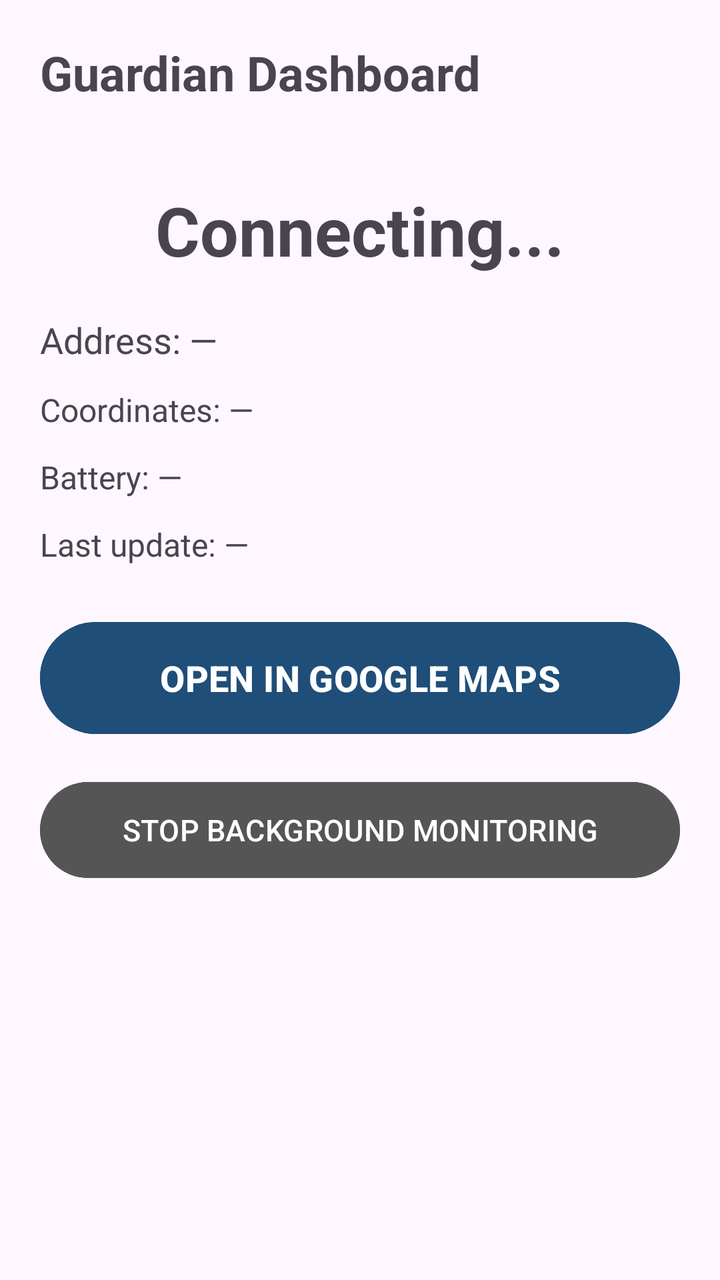
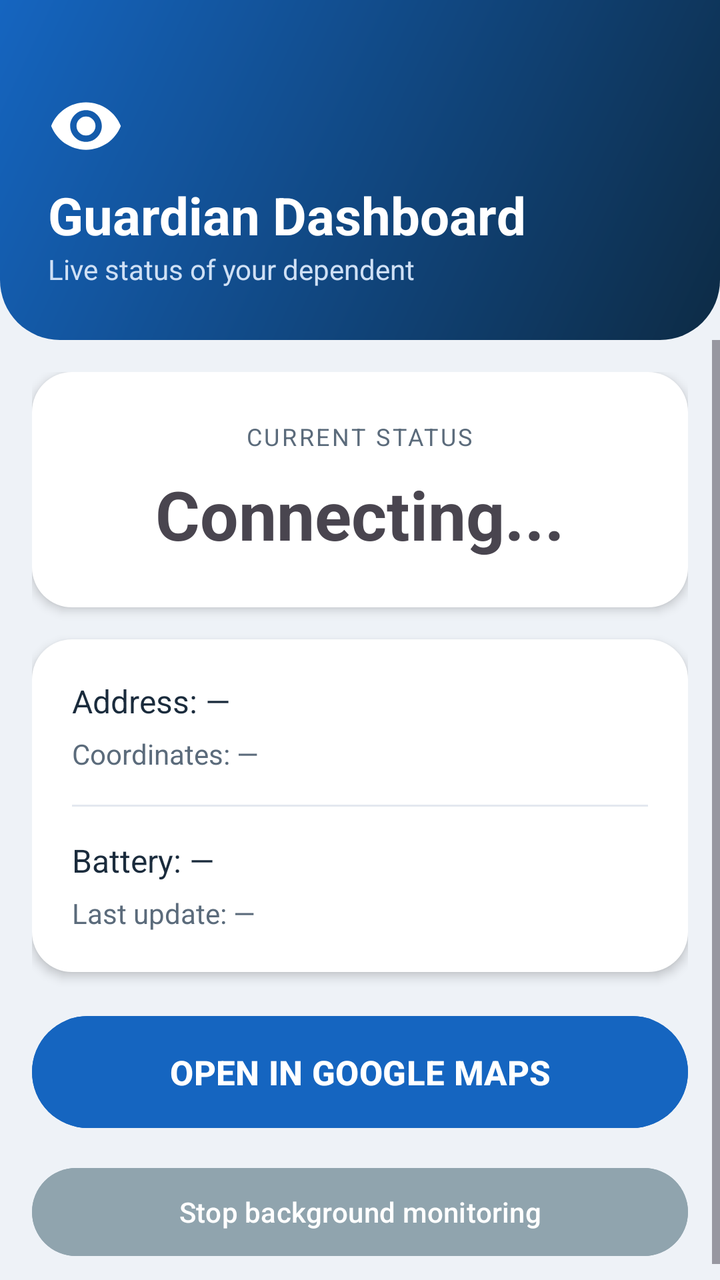

Compare the two renders of this Android layout. The source of the first and the diff that turns it into the second are given below.
<!-- AndroidManifest.xml: application theme Theme.SENSE -->
<!-- res/layout/activity_guardian.xml -->
<?xml version="1.0" encoding="utf-8"?>
<ScrollView xmlns:android="http://schemas.android.com/apk/res/android"
    android:layout_width="match_parent"
    android:layout_height="match_parent"
    android:padding="20dp">

    <LinearLayout android:layout_width="match_parent" android:layout_height="wrap_content" android:orientation="vertical">

        <TextView android:layout_width="match_parent" android:layout_height="wrap_content"
            android:text="Guardian Dashboard" android:textSize="24sp" android:textStyle="bold" android:paddingBottom="20dp"/>

        <TextView android:id="@+id/tvGStatus" android:layout_width="match_parent" android:layout_height="wrap_content"
            android:text="Connecting..." android:textSize="34sp" android:textStyle="bold" android:gravity="center"
            android:paddingTop="20dp" android:paddingBottom="20dp"/>

        <TextView android:id="@+id/tvGAddress" android:layout_width="match_parent" android:layout_height="wrap_content" android:text="Address: —" android:textSize="18sp" android:paddingBottom="12dp"/>
        <TextView android:id="@+id/tvGCoords" android:layout_width="match_parent" android:layout_height="wrap_content" android:text="Coordinates: —" android:textSize="16sp" android:paddingBottom="12dp"/>
        <TextView android:id="@+id/tvGBattery" android:layout_width="match_parent" android:layout_height="wrap_content" android:text="Battery: —" android:textSize="16sp" android:paddingBottom="12dp"/>
        <TextView android:id="@+id/tvGUpdated" android:layout_width="match_parent" android:layout_height="wrap_content" android:text="Last update: —" android:textSize="16sp" android:paddingBottom="24dp"/>

        <Button android:id="@+id/btnOpenMaps" android:layout_width="match_parent" android:layout_height="wrap_content"
            android:minHeight="64dp" android:text="OPEN IN GOOGLE MAPS" android:textSize="18sp" android:textStyle="bold"
            android:textColor="#FFFFFF" android:backgroundTint="#1F4E79"/>

        <Button android:id="@+id/btnStop" android:layout_width="match_parent" android:layout_height="wrap_content"
            android:minHeight="56dp" android:text="STOP BACKGROUND MONITORING" android:textSize="15sp"
            android:textColor="#FFFFFF" android:backgroundTint="#555555" android:layout_marginTop="16dp"/>

    </LinearLayout>
</ScrollView>
<!-- resources referenced by this layout -->
<resources>
  <style name="Theme.SENSE" parent="Base.Theme.SENSE" />
  <style name="Base.Theme.SENSE" parent="Theme.Material3.DayNight.NoActionBar">
          
          
      </style>
</resources>

<!-- the commit's change to res/layout/activity_guardian.xml (unified diff, before → after) -->
@@ -1,30 +1,66 @@
 <?xml version="1.0" encoding="utf-8"?>
-<ScrollView xmlns:android="http://schemas.android.com/apk/res/android"
+<LinearLayout xmlns:android="http://schemas.android.com/apk/res/android"
     android:layout_width="match_parent"
     android:layout_height="match_parent"
-    android:padding="20dp">
+    android:orientation="vertical"
+    android:background="@color/bg">
 
-    <LinearLayout android:layout_width="match_parent" android:layout_height="wrap_content" android:orientation="vertical">
+    <LinearLayout
+        android:layout_width="match_parent"
+        android:layout_height="wrap_content"
+        android:orientation="vertical"
+        android:background="@drawable/header_gradient"
+        android:paddingTop="44dp" android:paddingBottom="26dp"
+        android:paddingStart="24dp" android:paddingEnd="24dp">
+        <ImageView android:layout_width="38dp" android:layout_height="38dp" android:src="@drawable/ic_eye"/>
+        <TextView android:layout_width="wrap_content" android:layout_height="wrap_content"
+            android:text="Guardian Dashboard" android:textSize="26sp" android:textStyle="bold"
+            android:textColor="@color/white" android:layout_marginTop="8dp"/>
+        <TextView android:layout_width="wrap_content" android:layout_height="wrap_content"
+            android:text="Live status of your dependent" android:textSize="14sp" android:textColor="#CFE0F5"/>
+    </LinearLayout>
 
-        <TextView android:layout_width="match_parent" android:layout_height="wrap_content"
-            android:text="Guardian Dashboard" android:textSize="24sp" android:textStyle="bold" android:paddingBottom="20dp"/>
+    <ScrollView android:layout_width="match_parent" android:layout_height="match_parent">
+        <LinearLayout android:layout_width="match_parent" android:layout_height="wrap_content"
+            android:orientation="vertical" android:padding="16dp">
 
-        <TextView android:id="@+id/tvGStatus" android:layout_width="match_parent" android:layout_height="wrap_content"
-            android:text="Connecting..." android:textSize="34sp" android:textStyle="bold" android:gravity="center"
-            android:paddingTop="20dp" android:paddingBottom="20dp"/>
+            
+            <LinearLayout android:layout_width="match_parent" android:layout_height="wrap_content"
+                android:orientation="vertical" android:gravity="center"
+                android:background="@drawable/card_white" android:elevation="3dp"
+                android:padding="24dp" android:layout_marginBottom="16dp">
+                <TextView android:layout_width="wrap_content" android:layout_height="wrap_content"
+                    android:text="CURRENT STATUS" android:textSize="12sp" android:textColor="@color/text_muted"
+                    android:letterSpacing="0.1"/>
+                <TextView android:id="@+id/tvGStatus" android:layout_width="match_parent" android:layout_height="wrap_content"
+                    android:text="Connecting..." android:textSize="34sp" android:textStyle="bold"
+                    android:gravity="center" android:paddingTop="8dp"/>
+            </LinearLayout>
 
-        <TextView android:id="@+id/tvGAddress" android:layout_width="match_parent" android:layout_height="wrap_content" android:text="Address: —" android:textSize="18sp" android:paddingBottom="12dp"/>
-        <TextView android:id="@+id/tvGCoords" android:layout_width="match_parent" android:layout_height="wrap_content" android:text="Coordinates: —" android:textSize="16sp" android:paddingBottom="12dp"/>
-        <TextView android:id="@+id/tvGBattery" android:layout_width="match_parent" android:layout_height="wrap_content" android:text="Battery: —" android:textSize="16sp" android:paddingBottom="12dp"/>
-        <TextView android:id="@+id/tvGUpdated" android:layout_width="match_parent" android:layout_height="wrap_content" android:text="Last update: —" android:textSize="16sp" android:paddingBottom="24dp"/>
+            
+            <LinearLayout android:layout_width="match_parent" android:layout_height="wrap_content"
+                android:orientation="vertical"
+                android:background="@drawable/card_white" android:elevation="3dp"
+                android:padding="20dp" android:layout_marginBottom="18dp">
+                <TextView android:id="@+id/tvGAddress" android:layout_width="match_parent" android:layout_height="wrap_content"
+                    android:text="Address: —" android:textSize="16sp" android:textColor="@color/text_dark" android:paddingBottom="6dp"/>
+                <TextView android:id="@+id/tvGCoords" android:layout_width="match_parent" android:layout_height="wrap_content"
+                    android:text="Coordinates: —" android:textSize="14sp" android:textColor="@color/text_muted" android:paddingBottom="16dp"/>
+                <View android:layout_width="match_parent" android:layout_height="1dp" android:background="#E3E8EF"/>
+                <TextView android:id="@+id/tvGBattery" android:layout_width="match_parent" android:layout_height="wrap_content"
+                    android:text="Battery: —" android:textSize="16sp" android:textColor="@color/text_dark" android:paddingTop="16dp" android:paddingBottom="6dp"/>
+                <TextView android:id="@+id/tvGUpdated" android:layout_width="match_parent" android:layout_height="wrap_content"
+                    android:text="Last update: —" android:textSize="14sp" android:textColor="@color/text_muted"/>
+            </LinearLayout>
 
-        <Button android:id="@+id/btnOpenMaps" android:layout_width="match_parent" android:layout_height="wrap_content"
-            android:minHeight="64dp" android:text="OPEN IN GOOGLE MAPS" android:textSize="18sp" android:textStyle="bold"
-            android:textColor="#FFFFFF" android:backgroundTint="#1F4E79"/>
+            <Button android:id="@+id/btnOpenMaps" android:layout_width="match_parent" android:layout_height="wrap_content"
+                android:minHeight="64dp" android:text="OPEN IN GOOGLE MAPS" android:textSize="17sp" android:textStyle="bold"
+                android:textColor="@color/white" android:backgroundTint="@color/blue" android:layout_marginBottom="12dp"/>
 
-        <Button android:id="@+id/btnStop" android:layout_width="match_parent" android:layout_height="wrap_content"
-            android:minHeight="56dp" android:text="STOP BACKGROUND MONITORING" android:textSize="15sp"
-            android:textColor="#FFFFFF" android:backgroundTint="#555555" android:layout_marginTop="16dp"/>
+            <Button android:id="@+id/btnStop" android:layout_width="match_parent" android:layout_height="wrap_content"
+                android:minHeight="52dp" android:text="Stop background monitoring" android:textSize="14sp"
+                android:textColor="@color/white" android:backgroundTint="#90A4AE"/>
 
-    </LinearLayout>
-</ScrollView>
+        </LinearLayout>
+    </ScrollView>
+</LinearLayout>
<!-- resource entries referenced after the edit -->
@@ -1,6 +1,28 @@
 <!-- resources referenced by this layout -->
 <resources>
+  <color name="bg">#EEF2F7</color>
+  <color name="blue">#1565C0</color>
+  <color name="text_dark">#1A2B3C</color>
+  <color name="text_muted">#5B6B7B</color>
+  <color name="white">#FFFFFF</color>
+  <!-- drawable card_white (drawable) -->
+  <shape xmlns:android="http://schemas.android.com/apk/res/android" android:shape="rectangle">
+      <solid android:color="@color/card"/>
+      <corners android:radius="20dp"/>
+  </shape>
+  <!-- drawable header_gradient (drawable) -->
+  <shape xmlns:android="http://schemas.android.com/apk/res/android" android:shape="rectangle">
+      <gradient android:startColor="@color/navy" android:endColor="@color/blue" android:angle="135"/>
+      <corners android:bottomLeftRadius="30dp" android:bottomRightRadius="30dp"/>
+  </shape>
+  <!-- drawable ic_eye (drawable) -->
+  <vector xmlns:android="http://schemas.android.com/apk/res/android"
+      android:width="24dp" android:height="24dp" android:viewportWidth="24" android:viewportHeight="24" android:tint="#FFFFFF">
+      <path android:fillColor="#FFFFFF" android:pathData="M12,4.5C7,4.5 2.73,7.61 1,12c1.73,4.39 6,7.5 11,7.5s9.27,-3.11 11,-7.5C21.27,7.61 17,4.5 12,4.5zM12,17c-2.76,0 -5,-2.24 -5,-5s2.24,-5 5,-5 5,2.24 5,5 -2.24,5 -5,5zM12,9c-1.66,0 -3,1.34 -3,3s1.34,3 3,3 3,-1.34 3,-3 -1.34,-3 -3,-3z"/>
+  </vector>
   <style name="Theme.SENSE" parent="Base.Theme.SENSE" />
+  <color name="card">#FFFFFF</color>
+  <color name="navy">#0D2B45</color>
   <style name="Base.Theme.SENSE" parent="Theme.Material3.DayNight.NoActionBar">
           
           
